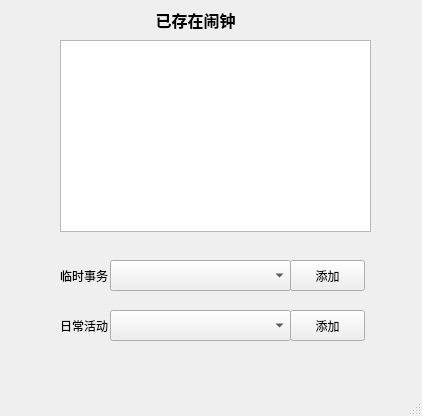
tangdouer1005/DataStructure_course_design, file src/alarm_window.ui: the form before one commit.
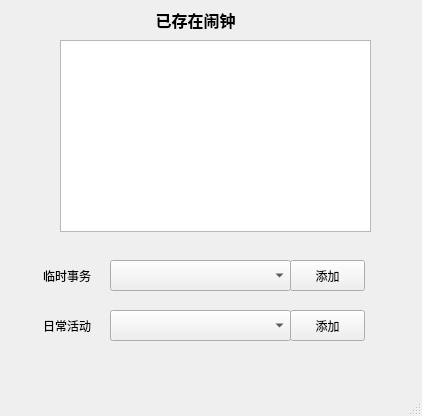
The form after the commit.

Patch:
```diff
--- a/src/alarm_window.ui
+++ b/src/alarm_window.ui
@@ -63,9 +63,9 @@
    <widget class="QLabel" name="label_2">
     <property name="geometry">
      <rect>
-      <x>60</x>
+      <x>43</x>
       <y>260</y>
-      <width>54</width>
+      <width>61</width>
       <height>31</height>
      </rect>
     </property>
@@ -86,9 +86,9 @@
    <widget class="QLabel" name="label_3">
     <property name="geometry">
      <rect>
-      <x>60</x>
+      <x>43</x>
       <y>310</y>
-      <width>54</width>
+      <width>71</width>
       <height>31</height>
      </rect>
     </property>
```
